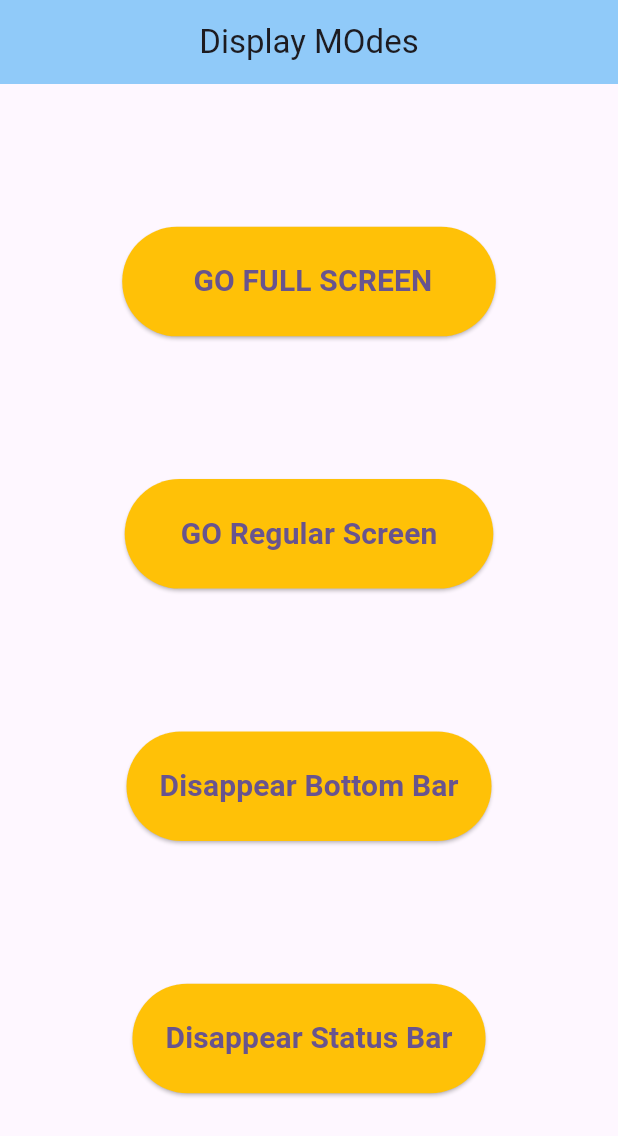
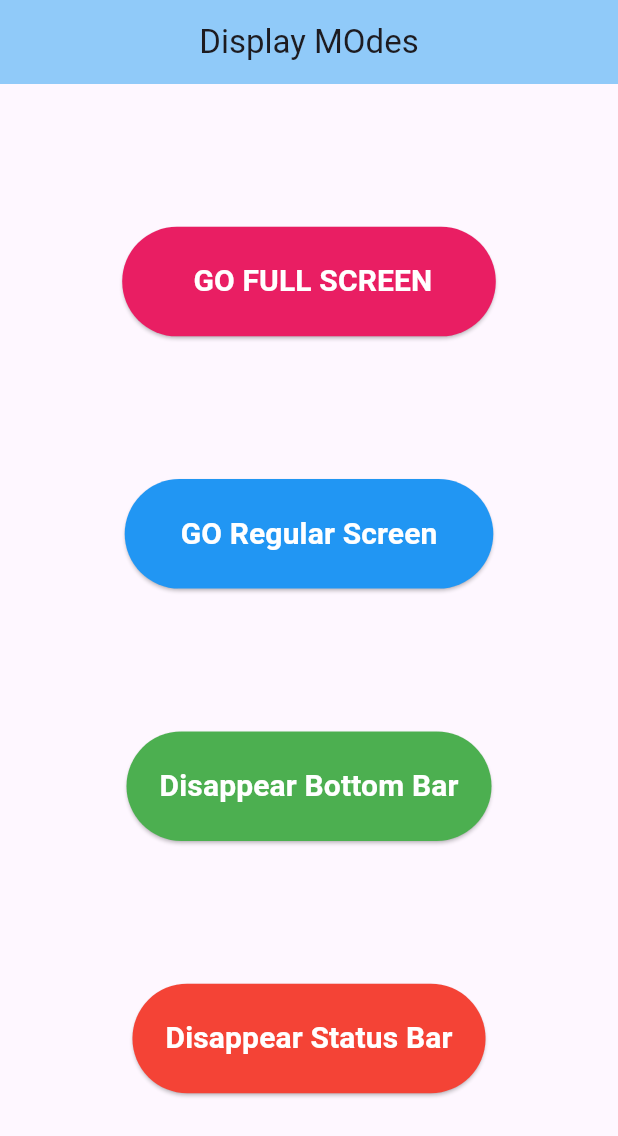
Before and after one commit to sohasara/Flutter-Full-Screen, a Flutter app: the screen it shows after launch, on a phone screen of 412 x 824 dp. Shown: the top 1136 px of the screen. Run offline on Flutter 3.47's test engine with Material 3 defaults, Android fonts, the phone set to English and light mode, and no system bars.

Commit message:
chnage text color

```diff
--- a/lib/home.dart
+++ b/lib/home.dart
@@ -17,7 +17,7 @@ class HomePage extends StatelessWidget {
           children: [
             ElevatedButton(
               style: ElevatedButton.styleFrom(
-                backgroundColor: Colors.amber,
+                backgroundColor: Colors.pink,
                 padding: const EdgeInsets.all(22),
               ),
               onPressed: () {},
@@ -26,12 +26,13 @@ class HomePage extends StatelessWidget {
                 style: TextStyle(
                   fontSize: 20,
                   fontWeight: FontWeight.bold,
+                  color: Colors.white,
                 ),
               ),
             ),
             ElevatedButton(
               style: ElevatedButton.styleFrom(
-                backgroundColor: Colors.amber,
+                backgroundColor: Colors.blue,
                 padding: const EdgeInsets.all(22),
               ),
               onPressed: () {},
@@ -40,12 +41,13 @@ class HomePage extends StatelessWidget {
                 style: TextStyle(
                   fontSize: 20,
                   fontWeight: FontWeight.bold,
+                  color: Colors.white,
                 ),
               ),
             ),
             ElevatedButton(
               style: ElevatedButton.styleFrom(
-                backgroundColor: Colors.amber,
+                backgroundColor: Colors.green,
                 padding: const EdgeInsets.all(22),
               ),
               onPressed: () {},
@@ -54,12 +56,13 @@ class HomePage extends StatelessWidget {
                 style: TextStyle(
                   fontSize: 20,
                   fontWeight: FontWeight.bold,
+                  color: Colors.white,
                 ),
               ),
             ),
             ElevatedButton(
               style: ElevatedButton.styleFrom(
-                backgroundColor: Colors.amber,
+                backgroundColor: Colors.red,
                 padding: const EdgeInsets.all(22),
               ),
               onPressed: () {},
@@ -68,6 +71,7 @@ class HomePage extends StatelessWidget {
                 style: TextStyle(
                   fontSize: 20,
                   fontWeight: FontWeight.bold,
+                  color: Colors.white,
                 ),
               ),
             ),
```
